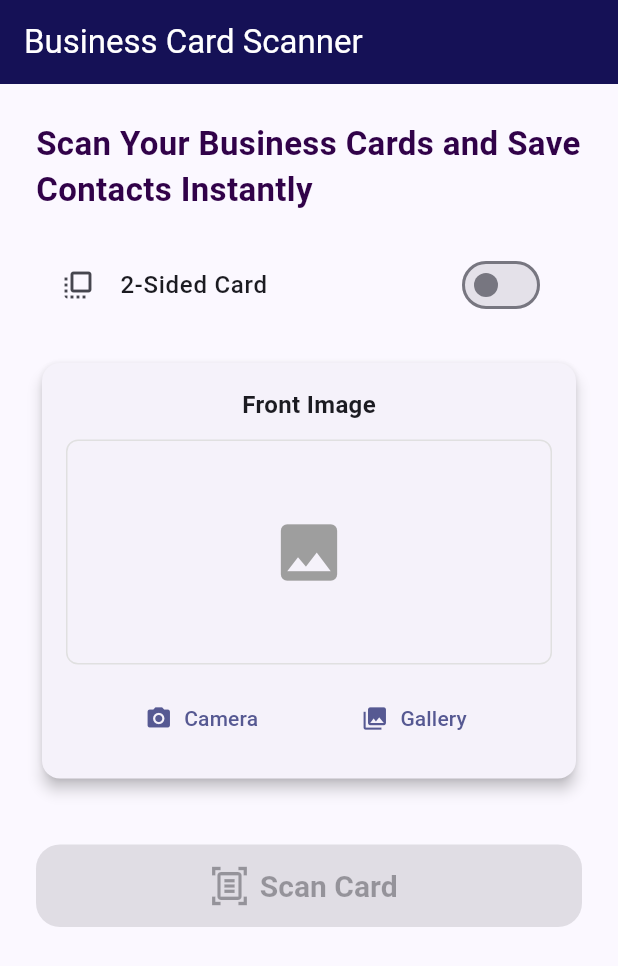
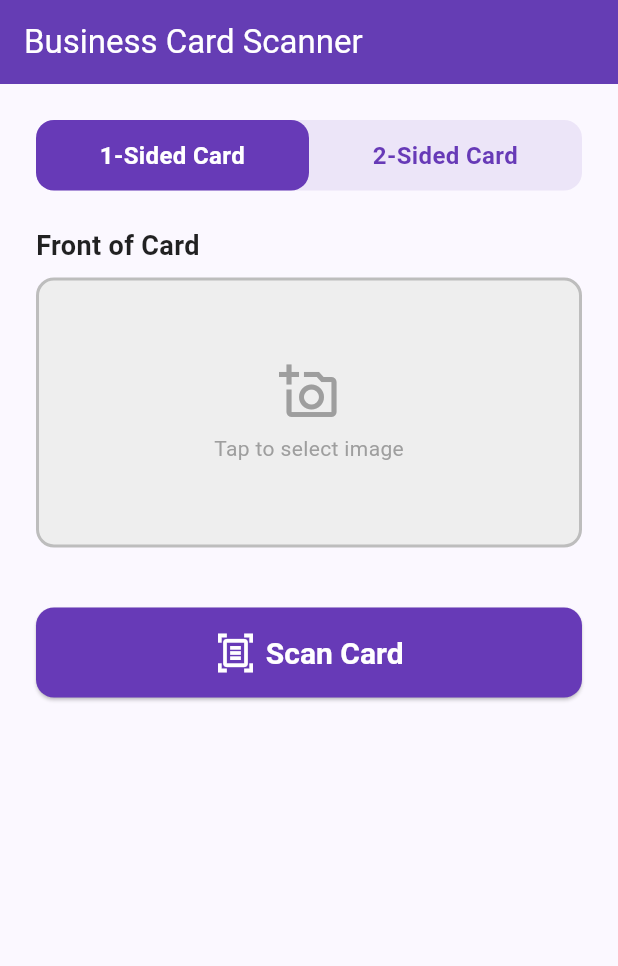
Before and after one commit to nayif-hamdaz/Business-Card-Scanner, a Flutter app: the screen it shows after launch, on a phone screen of 412 x 824 dp. Shown: the top 966 px of the screen. Run offline on Flutter 3.47's test engine with Material 3 defaults, Android fonts, the phone set to English and light mode, and no system bars; our stand-ins replace image_picker.

Commit message:
feat: Add completed Flutter frontend application

```diff
--- a/card_scanner_app/lib/models/business_card.dart
+++ b/card_scanner_app/lib/models/business_card.dart
@@ -1,49 +1,52 @@
-    // This class defines the structure of our business card data.
+import 'dart:typed_data';
+
 class BusinessCard {
-      // These are the fields that will hold the data from the scanned card.
-      String name;
-      String organization;
-      String designation;
-      String contact; // This will hold the phone number
-      String email;
-      String website;
-      String address;
-      String remarks;
+  // NEW: Added the category field.
+  final String category;
+  final String organization;
+  final String name;
+  final String designation;
+  final String contact;
+  final String email;
+  final String website;
+  final String address;
+  final String remarks;
 
-      // This is the constructor. It sets default empty values when a new card is created.
   BusinessCard({
-        this.name = '',
-        this.organization = '',
-        this.designation = '',
-        this.contact = '',
-        this.email = '',
-        this.website = '',
-        this.address = '',
-        this.remarks = '',
+    required this.category,
+    required this.organization,
+    required this.name,
+    required this.designation,
+    required this.contact,
+    required this.email,
+    required this.website,
+    required this.address,
+    required this.remarks,
   });
 
-      // This is a special constructor that creates a BusinessCard object
-      // from the JSON data that our Python backend sends us.
-      // The keys like 'name', 'organization' MUST match the keys in the JSON.
+  // Factory constructor to create a BusinessCard from JSON.
+  // This is used when we receive data from the Python backend.
   factory BusinessCard.fromJson(Map<String, dynamic> json) {
     return BusinessCard(
+      category: json['category'] ?? '',
+      organization: json['organization'] ?? '',
       name: json['name'] ?? '',
-          organization: json['organization'] ?? '',
       designation: json['designation'] ?? '',
       contact: json['contact'] ?? '',
       email: json['email'] ?? '',
       website: json['website'] ?? '',
       address: json['address'] ?? '',
-          // Remarks are not sent from the backend, so we don't look for them here.
+      remarks: json['remarks'] ?? '',
     );
   }
 
-      // This method converts our BusinessCard object back into JSON format,
-      // which is needed when we send the final data to our '/save-contact' endpoint.
+  // Method to convert a BusinessCard object to JSON.
+  // This is used when we send data to the Python backend to be saved.
   Map<String, dynamic> toJson() {
     return {
+      'category': category,
+      'organization': organization,
       'name': name,
-          'organization': organization,
       'designation': designation,
       'contact': contact,
       'email': email,
@@ -53,3 +56,11 @@
     };
   }
 }
+
+// A simple class to hold image data for passing between screens.
+class ImageData {
+  final Uint8List bytes;
+  final String name;
+
+  ImageData({required this.bytes, required this.name});
+}
--- a/card_scanner_app/lib/screens/home_screen.dart
+++ b/card_scanner_app/lib/screens/home_screen.dart
@@ -3,7 +3,7 @@ import 'package:flutter/material.dart';
 import 'package:image_picker/image_picker.dart';
 import '../api/api_service.dart';
 import '../models/business_card.dart';
-import 'review_screen.dart'; // <--- THIS IS THE FIX
+import 'review_screen.dart'; // Make sure this import is here
 
 class HomeScreen extends StatefulWidget {
   const HomeScreen({super.key});
@@ -13,123 +13,157 @@ class HomeScreen extends StatefulWidget {
 }
 
 class _HomeScreenState extends State<HomeScreen> {
+  bool _isTwoSided = false;
+  ImageData? _frontImage;
+  ImageData? _backImage;
   bool _isLoading = false;
-  bool _isTwoSided = false;
-  XFile? _frontImageFile;
-  XFile? _backImageFile;
 
-  // --- Image Picking and Confirmation Logic ---
-  Future<void> _pickImage(ImageSource source, bool isFront) async {
-    final ImagePicker picker = ImagePicker();
-    final XFile? image = await picker.pickImage(source: source);
-
-    if (image == null) return; // User cancelled
-
-    // --- Confirmation Dialog ---
-    final bool? shouldUpload = await showDialog<bool>(
+  // Function to show the image source selection dialog (Camera vs Gallery)
+  Future<ImageSource?> _showImageSourceDialog() async {
+    return showDialog<ImageSource>(
       context: context,
-      barrierDismissible: false, // User must make a choice
-      builder: (BuildContext context) => AlertDialog(
-        title: Text(source == ImageSource.camera ? 'Use This Photo?' : 'Confirm Upload'),
-        content: Column(
-          mainAxisSize: MainAxisSize.min,
-          children: [
-            ClipRRect(
-              borderRadius: BorderRadius.circular(8.0),
-              child: FutureBuilder<Uint8List>(
-                future: image.readAsBytes(),
-                builder: (context, snapshot) {
-                  if (snapshot.hasData) {
-                    return Image.memory(snapshot.data!, fit: BoxFit.contain, height: 200);
-                  }
-                  return const SizedBox(
-                    height: 200,
-                    child: Center(child: CircularProgressIndicator()),
-                  );
-                },
+      builder: (context) => AlertDialog(
+        shape: RoundedRectangleBorder(borderRadius: BorderRadius.circular(16)),
+        title: const Text('Select Image Source'),
+        actionsAlignment: MainAxisAlignment.spaceEvenly,
+        actions: [
+          TextButton(
+            onPressed: () => Navigator.pop(context, ImageSource.camera),
+            child: const Text('Camera', style: TextStyle(fontSize: 16)),
           ),
-            ),
-            const SizedBox(height: 16),
-            Text('Use this image as the ${isFront ? 'FRONT' : 'BACK'} of the card?'),
-          ],
-        ),
-        actions: <Widget>[
           TextButton(
-            onPressed: () => Navigator.of(context).pop(false), // 'false' means cancel/retake
-            child: Text(source == ImageSource.camera ? 'Retake' : 'Cancel'),
-          ),
-          FilledButton(
-            onPressed: () => Navigator.of(context).pop(true), // 'true' means confirm
-            child: const Text('Confirm'),
+            onPressed: () => Navigator.pop(context, ImageSource.gallery),
+            child: const Text('Gallery', style: TextStyle(fontSize: 16)),
           ),
         ],
       ),
     );
+  }
 
-    if (shouldUpload == true) {
+  // Function to handle picking an image for either front or back
+  Future<void> _pickImage(bool isFront) async {
+    final source = await _showImageSourceDialog();
+    if (source == null) return;
+
+    final ImagePicker picker = ImagePicker();
+    // Add image quality to reduce file size and processing time
+    final XFile? imageFile = await picker.pickImage(
+      source: source,
+      imageQuality: 80,
+    );
+
+    if (imageFile != null) {
+      final bytes = await imageFile.readAsBytes();
+      final name = imageFile.name;
+
+      // We need context to be valid before showing the dialog
+      if (!mounted) return;
+
+      final confirm = await _showImageConfirmationDialog(bytes, source);
+
+      // Only proceed if the user explicitly confirms
+      if (confirm == true) {
         setState(() {
           if (isFront) {
-          _frontImageFile = image;
+            _frontImage = ImageData(bytes: bytes, name: name);
           } else {
-          _backImageFile = image;
+            _backImage = ImageData(bytes: bytes, name: name);
           }
         });
       }
     }
+  }
 
-  // --- Main Scanning Logic ---
+  // UPDATED: Dialog now includes a "Cancel" button for all cases.
+  Future<bool?> _showImageConfirmationDialog(
+    Uint8List imageBytes,
+    ImageSource source,
+  ) {
+    return showDialog<bool>(
+      context: context,
+      builder: (context) {
+        return AlertDialog(
+          shape: RoundedRectangleBorder(
+            borderRadius: BorderRadius.circular(16),
+          ),
+          title: Text(
+            source == ImageSource.camera
+                ? 'Confirm Picture?'
+                : 'Confirm Selection?',
+          ),
+          content: ClipRRect(
+            borderRadius: BorderRadius.circular(8),
+            child: Image.memory(imageBytes, fit: BoxFit.contain),
+          ),
+          actions: [
+            // Cancel button (returns null)
+            TextButton(
+              onPressed: () => Navigator.pop(context, null),
+              child: const Text('Cancel'),
+            ),
+            // Retake button (only for camera, returns false)
+            if (source == ImageSource.camera)
+              TextButton(
+                onPressed: () => Navigator.pop(context, false),
+                child: const Text('Retake'),
+              ),
+            // Confirm button (returns true)
+            ElevatedButton(
+              onPressed: () => Navigator.pop(context, true),
+              style: ElevatedButton.styleFrom(
+                backgroundColor: Colors.deepPurple,
+                foregroundColor: Colors.white,
+              ),
+              child: const Text('Confirm'),
+            ),
+          ],
+        );
+      },
+    );
+  }
+
+  // The main function to trigger the scan
   Future<void> _scanCard() async {
-    if (_frontImageFile == null) {
+    if (_frontImage == null) {
+      if (!mounted) return;
       ScaffoldMessenger.of(context).showSnackBar(
-        const SnackBar(content: Text('Please select a front image first.'), backgroundColor: Colors.orange),
+        const SnackBar(
+          content: Text('Please upload the front image of the card.'),
+          backgroundColor: Colors.orange,
+        ),
       );
       return;
     }
 
-    setState(() => _isLoading = true);
-
-    try {
-      final frontBytes = await _frontImageFile!.readAsBytes();
-      Uint8List? backBytes;
-      if (_isTwoSided && _backImageFile != null) {
-        backBytes = await _backImageFile!.readAsBytes();
-      }
+    setState(() {
+      _isLoading = true;
+    });
 
     final BusinessCard? card = await ApiService.scanCard(
-        frontImageBytes: frontBytes,
-        frontFilename: _frontImageFile!.name,
-        backImageBytes: backBytes,
-        backFilename: _backImageFile?.name,
+      frontImageBytes: _frontImage!.bytes,
+      frontFilename: _frontImage!.name,
+      backImageBytes: _backImage?.bytes,
+      backFilename: _backImage?.name,
     );
+
+    setState(() {
+      _isLoading = false;
+    });
 
     if (!mounted) return;
 
     if (card != null) {
-        // On success, navigate to the review screen
+      print("Successfully scanned card: ${card.name}");
       Navigator.of(context).push(
-          MaterialPageRoute(
-            builder: (context) => ReviewScreen(cardData: card),
-          ),
+        MaterialPageRoute(builder: (context) => ReviewScreen(cardData: card)),
       );
     } else {
       ScaffoldMessenger.of(context).showSnackBar(
         const SnackBar(
-            content: Text('Failed to scan image. The server could not extract data.'),
+          content: Text('Failed to scan card. Please try again.'),
           backgroundColor: Colors.red,
         ),
       );
-      }
-    } catch (e) {
-      ScaffoldMessenger.of(context).showSnackBar(
-        SnackBar(
-          content: Text('An error occurred during scanning: $e'),
-          backgroundColor: Colors.red,
-        ),
-      );
-    } finally {
-      if (mounted) {
-        setState(() => _isLoading = false);
-      }
     }
   }
 
@@ -138,135 +172,157 @@ class _HomeScreenState extends State<HomeScreen> {
     return Scaffold(
       appBar: AppBar(
         title: const Text('Business Card Scanner'),
-        backgroundColor: const Color.fromARGB(255, 15, 10, 80),
+        backgroundColor: Colors.deepPurple,
         foregroundColor: Colors.white,
-        elevation: 4.0,
+        elevation: 4,
       ),
       body: SingleChildScrollView(
         padding: const EdgeInsets.all(24.0),
-        child: Center(
         child: Column(
-            mainAxisAlignment: MainAxisAlignment.center,
-            children: <Widget>[
-              const Text(
-                'Scan Your Business Cards and Save Contacts Instantly',
-                style: TextStyle(fontSize: 22, fontWeight: FontWeight.bold, color: Color.fromARGB(255, 49, 2, 73)),
-              ),
-              const SizedBox(height: 20),
-
-              // --- 1-Sided / 2-Sided Toggle ---
-              SwitchListTile(
-                title: const Text('2-Sided Card', style: TextStyle(fontSize: 16, fontWeight: FontWeight.w500)),
-                value: _isTwoSided,
-                onChanged: (bool value) {
-                  setState(() {
-                    _isTwoSided = value;
-                    if (!_isTwoSided) {
-                      _backImageFile = null; // Clear back image if switching to 1-sided
-                    }
-                  });
-                },
-                activeColor: Colors.deepPurple,
-                secondary: const Icon(Icons.flip_to_front_outlined),
-              ),
-              const SizedBox(height: 20),
-
-              // --- Image Display and Selection ---
-              _buildImagePicker(isFront: true, imageFile: _frontImageFile),
-              if (_isTwoSided) const SizedBox(height: 20),
-              if (_isTwoSided) _buildImagePicker(isFront: false, imageFile: _backImageFile),
+          crossAxisAlignment: CrossAxisAlignment.stretch,
+          children: [
+            _buildCardTypeToggle(),
+            const SizedBox(height: 24),
+            _buildImagePicker(isFront: true),
+            if (_isTwoSided) ...[
+              const SizedBox(height: 24),
+              _buildImagePicker(isFront: false),
+            ],
             const SizedBox(height: 40),
-
-              // --- Scan Button ---
-              if (_isLoading)
-                const CircularProgressIndicator()
-              else
-                ElevatedButton.icon(
-                  onPressed: _frontImageFile == null ? null : _scanCard, // Button is disabled if no front image
+            _isLoading
+                ? const Center(child: CircularProgressIndicator())
+                : ElevatedButton.icon(
+                    onPressed: _scanCard,
                     icon: const Icon(Icons.document_scanner_outlined, size: 28),
                     label: const Text('Scan Card'),
                     style: ElevatedButton.styleFrom(
-                    minimumSize: const Size(double.infinity, 55),
-                    textStyle: const TextStyle(fontSize: 20, fontWeight: FontWeight.bold),
+                      padding: const EdgeInsets.symmetric(vertical: 16),
                       backgroundColor: Colors.deepPurple,
                       foregroundColor: Colors.white,
-                    shape: RoundedRectangleBorder(borderRadius: BorderRadius.circular(16)),
+                      textStyle: const TextStyle(
+                        fontSize: 20,
+                        fontWeight: FontWeight.bold,
+                      ),
+                      shape: RoundedRectangleBorder(
+                        borderRadius: BorderRadius.circular(12),
+                      ),
                     ),
                   ),
           ],
+        ),
+      ),
+    );
+  }
+
+  Widget _buildCardTypeToggle() {
+    return Container(
+      decoration: BoxDecoration(
+        color: Colors.deepPurple.withOpacity(0.1),
+        borderRadius: BorderRadius.circular(12),
+      ),
+      child: Row(
+        children: [
+          _buildToggleOption(
+            '1-Sided Card',
+            !_isTwoSided,
+            () => setState(() => _isTwoSided = false),
+          ),
+          _buildToggleOption(
+            '2-Sided Card',
+            _isTwoSided,
+            () => setState(() => _isTwoSided = true),
+          ),
+        ],
+      ),
+    );
+  }
+
+  Widget _buildToggleOption(String title, bool isSelected, VoidCallback onTap) {
+    return Expanded(
+      child: GestureDetector(
+        onTap: onTap,
+        child: AnimatedContainer(
+          duration: const Duration(milliseconds: 200),
+          padding: const EdgeInsets.symmetric(vertical: 12),
+          decoration: BoxDecoration(
+            color: isSelected ? Colors.deepPurple : Colors.transparent,
+            borderRadius: BorderRadius.circular(12),
+          ),
+          child: Text(
+            title,
+            textAlign: TextAlign.center,
+            style: TextStyle(
+              color: isSelected ? Colors.white : Colors.deepPurple,
+              fontWeight: FontWeight.bold,
+              fontSize: 16,
+            ),
           ),
         ),
       ),
     );
   }
 
-  // --- Helper Widget for Image Pickers ---
-  Widget _buildImagePicker({required bool isFront, XFile? imageFile}) {
-    return Card(
-      elevation: 4.0,
-      shape: RoundedRectangleBorder(borderRadius: BorderRadius.circular(12.0)),
-      clipBehavior: Clip.antiAlias, // Ensures content respects the rounded corners
-      child: Padding(
-        padding: const EdgeInsets.all(16.0),
-        child: Column(
+  Widget _buildImagePicker({required bool isFront}) {
+    final image = isFront ? _frontImage : _backImage;
+    return Column(
+      crossAxisAlignment: CrossAxisAlignment.start,
       children: [
         Text(
-              isFront ? 'Front Image' : 'Back Image',
-              style: const TextStyle(fontSize: 16, fontWeight: FontWeight.bold),
+          isFront ? 'Front of Card' : 'Back of Card',
+          style: const TextStyle(
+            fontSize: 18,
+            fontWeight: FontWeight.bold,
+            color: Colors.black87,
           ),
-            const SizedBox(height: 12),
-            Container(
-              height: 150,
+        ),
+        const SizedBox(height: 8),
+        GestureDetector(
+          onTap: () => _pickImage(isFront),
+          child: Container(
+            height: 180,
             width: double.infinity,
             decoration: BoxDecoration(
-                border: Border.all(color: Colors.grey.shade300),
-                borderRadius: BorderRadius.circular(8.0),
+              color: Colors.grey[200],
+              borderRadius: BorderRadius.circular(12),
+              border: Border.all(
+                color: Colors.grey.shade400,
+                width: 2,
+                style: BorderStyle.solid,
               ),
-              child: imageFile != null
+            ),
+            child: image != null
                 ? ClipRRect(
-                      borderRadius: BorderRadius.circular(8.0),
-                      child: _ImagePreview(file: imageFile),
+                    borderRadius: BorderRadius.circular(10),
+                    // UPDATED: Changed fit to 'contain' to prevent zooming.
+                    child: Image.memory(image.bytes, fit: BoxFit.contain),
                   )
-                  : const Center(child: Icon(Icons.image, size: 50, color: Colors.grey)),
+                : const Center(
+                    child: Column(
+                      mainAxisAlignment: MainAxisAlignment.center,
+                      children: [
+                        Icon(
+                          Icons.add_a_photo_outlined,
+                          size: 40,
+                          color: Colors.grey,
                         ),
-            const SizedBox(height: 12),
-            Row(
-              mainAxisAlignment: MainAxisAlignment.spaceEvenly,
-              children: [
-                TextButton.icon(
-                  onPressed: () => _pickImage(ImageSource.camera, isFront),
-                  icon: const Icon(Icons.camera_alt),
-                  label: const Text('Camera'),
+                        SizedBox(height: 8),
+                        Text(
+                          'Tap to select image',
+                          style: TextStyle(color: Colors.grey),
                         ),
-                TextButton.icon(
-                  onPressed: () => _pickImage(ImageSource.gallery, isFront),
-                  icon: const Icon(Icons.photo_library),
-                  label: const Text('Gallery'),
-                ),
-              ],
-            )
                       ],
                     ),
                   ),
+          ),
+        ),
+      ],
     );
   }
 }
 
-// --- A small helper widget to display image from XFile without blocking the UI ---
-class _ImagePreview extends StatelessWidget {
-  final XFile file;
-  const _ImagePreview({required this.file});
+class ImageData {
+  final Uint8List bytes;
+  final String name;
 
-  @override
-  Widget build(BuildContext context) {
-    return FutureBuilder<Uint8List>(
-      future: file.readAsBytes(),
-      builder: (context, snapshot) {
-        if (snapshot.hasData) {
-          return Image.memory(snapshot.data!, fit: BoxFit.contain);
+  ImageData({required this.bytes, required this.name});
 }
-        return const Center(child: CircularProgressIndicator());
-      },
-    );
-  }
-}
```
Also changed, not shown: card_scanner_app/lib/screens/review_screen.dart (+99 -57 lines), 1 other file. Lines whose indentation alone changed are shown as unchanged.
